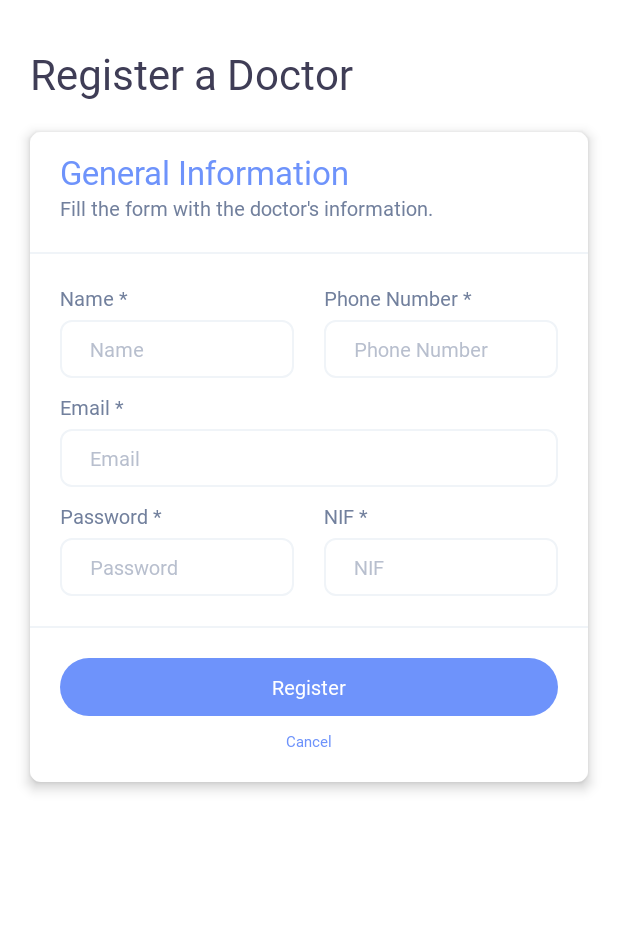
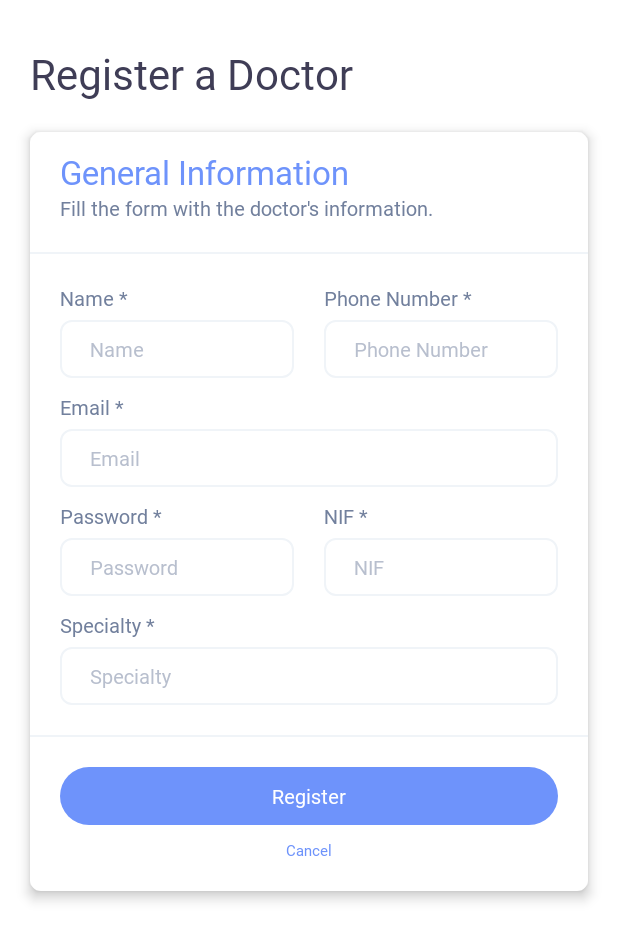
Before and after one commit to tiagomartinhoo/msp-g4, an Android app: the RegisterDoctor screen opened directly, with no data from a screen before it, after a tap on "Register", on a phone screen of 412 x 824 dp. Shown: the top 941 px of the screen. Run offline under Robolectric (Android 15) with nearby library versions, the phone set to English and light mode, and no system bars.

Commit message:
Register integrated

```diff
--- a/frontend/myclinic/app/build.gradle.kts
+++ b/frontend/myclinic/app/build.gradle.kts
@@ -8,7 +8,7 @@ android {
 
     defaultConfig {
         applicationId = "com.myclinic"
-        minSdk = 24
+        minSdk = 26
         targetSdk = 34
         versionCode = 1
         versionName = "1.0"
--- a/frontend/myclinic/app/src/main/AndroidManifest.xml
+++ b/frontend/myclinic/app/src/main/AndroidManifest.xml
@@ -27,7 +27,7 @@
             android:name=".MainActivity"
             android:exported="false" />
         <activity
-            android:name=".Register"
+            android:name=".RegisterPatient"
             android:exported="false" />
         <activity
             android:name=".Login"
--- a/frontend/myclinic/app/src/main/java/com/myclinic/Login.java
+++ b/frontend/myclinic/app/src/main/java/com/myclinic/Login.java
@@ -78,7 +78,7 @@ public class Login extends AppCompatActivity {
                             handleLoginResponse(result);
                         }
                     };
-                    task.execute(Endpoints.LOGIN_ENDPOINT);
+                    task.execute(Endpoints.LOGIN);
                 }
             }
 
@@ -138,7 +138,7 @@ public class Login extends AppCompatActivity {
 
     // REGISTER INTENT
     public void Register(View view) {
-        startActivity(new Intent(Login.this, Register.class));
+        startActivity(new Intent(Login.this, RegisterPatient.class));
     }
 
 }
--- a/frontend/myclinic/app/src/main/java/com/myclinic/RegisterDoctor.java
+++ b/frontend/myclinic/app/src/main/java/com/myclinic/RegisterDoctor.java
@@ -1,17 +1,35 @@
 package com.myclinic;
 
+import android.content.Intent;
+import android.content.SharedPreferences;
 import android.os.Bundle;
+import android.util.Log;
 import android.view.View;
 import android.view.Window;
 import android.view.WindowManager;
+import android.widget.EditText;
+import android.widget.TextView;
+import android.widget.Toast;
+
 import androidx.appcompat.app.AppCompatActivity;
 
+import com.myclinic.http.Endpoints;
+import com.myclinic.http.PostData;
+
+import org.json.JSONException;
+import org.json.JSONObject;
+
 public class RegisterDoctor extends AppCompatActivity {
+    private EditText editTextName, editTextPhoneNr, editTextEmail, editTextNIF, editTextPass, editTextSpecialty;
 
     @Override
     protected void onCreate(Bundle savedInstanceState) {
         super.onCreate(savedInstanceState);
         setContentView(R.layout.activity_register_doctor);
+
+        // SHARED PREFERENCES
+        SharedPreferences sharedPref = this.getSharedPreferences("login", MODE_PRIVATE);
+        SharedPreferences.Editor editor = sharedPref.edit();
 
         //STATUS BAR INVISIBLE
         Window w = getWindow();
@@ -24,16 +42,100 @@ public class RegisterDoctor extends AppCompatActivity {
                         | View.SYSTEM_UI_FLAG_HIDE_NAVIGATION
                         | View.SYSTEM_UI_FLAG_IMMERSIVE_STICKY);
 
-        //FAZER COM QUE O TECLADO PONHA OS EDITTEXT'S PARA CIMA
         w.setFlags(WindowManager.LayoutParams.FLAG_LAYOUT_IN_SCREEN , WindowManager.LayoutParams.FLAG_LAYOUT_IN_SCREEN );
         getWindow().setFlags(WindowManager.LayoutParams.FLAG_TRANSLUCENT_NAVIGATION, WindowManager.LayoutParams.TYPE_STATUS_BAR);
+
+        //DECLARATIONS REGISTER
+        editTextName = findViewById(R.id.editNameGen);
+        editTextPhoneNr = findViewById(R.id.editPCGen);
+        editTextEmail = findViewById(R.id.editEmailGen);
+        editTextNIF = findViewById(R.id.editNIFGen);
+        editTextPass = findViewById(R.id.editPassGen);
+        editTextSpecialty = findViewById(R.id.editSpecialtyGen);
+
+        findViewById(R.id.nextGen).setOnClickListener(new View.OnClickListener() {
+            @Override
+            public void onClick (View v){
+                sendRegisterRequest();
+            }
+
+
+            private void startMainActivity () {
+                Intent intent = new Intent(RegisterDoctor.this, Admin.class);
+                startActivity(intent);
+            }
+
+            private void sendRegisterRequest () {
+                JSONObject postData = createRegisterData();
+                if (postData != null) {
+                    PostData task = new PostData(postData) {
+                        @Override
+                        protected void onPostExecute(JSONObject result) {
+                            handleLoginResponse(result);
+                        }
+                    };
+                    task.execute(Endpoints.DOCTORS);
+                }
+            }
+
+            private JSONObject createRegisterData () {
+                String name = editTextName.getText().toString();
+                String email = editTextEmail.getText().toString();
+                String phoneNumber = editTextPhoneNr.getText().toString();
+                String password = editTextPass.getText().toString();
+                String nif = editTextNIF.getText().toString();
+                String specialty = editTextSpecialty.getText().toString();
+
+                JSONObject postData = new JSONObject();
+                try {
+                    postData.put("name", name);
+                    postData.put("email", email);
+                    postData.put("phoneNumber", phoneNumber);
+                    postData.put("password", password);
+                    postData.put("nif", nif);
+                    postData.put("specialty", specialty);
+                } catch (JSONException e) {
+                    e.printStackTrace();
+                }
+                return postData;
+            }
+
+            private void handleLoginResponse (JSONObject result){
+                //progressBar.setVisibility(View.GONE);
+                if (result != null && result.has("token")) {
+                    // Successfully register
+                    saveUserCredentials(result);
+                    startMainActivity();
+                } else {
+                    // Register unsuccessful
+                    try {
+                        if (result != null && result.has("title") && result.has("status")) {
+                            Toast.makeText(getApplicationContext(), result.getString("title"), Toast.LENGTH_SHORT).show();
+                        } else {
+                            Toast.makeText(getApplicationContext(), "Invalid Register", Toast.LENGTH_SHORT).show();
+                        }
+                    } catch (JSONException e) {
+                        throw new RuntimeException(e);
+                    }
+
+                }
+            }
+
+            private void saveUserCredentials (JSONObject result){
+                String token;
+                try {
+                    token = result.getString("token");
+                    editor.putString("token", token).apply();
+                    Log.v("Register", sharedPref.getString("token", token));
+                } catch (JSONException e) {
+                    throw new RuntimeException(e);
+                }
+            }
+        });
     }
 
     public void Cancel(View view) {
         finish();
     }
 
-    public void Register(View view) {
-        //botao de registo
-    }
 }
--- a/frontend/myclinic/app/src/main/res/layout/activity_register_doctor.xml
+++ b/frontend/myclinic/app/src/main/res/layout/activity_register_doctor.xml
@@ -275,7 +275,7 @@
                 android:weightSum="2">
 
                 <EditText
-                    android:id="@+id/editNIFGen"
+                    android:id="@+id/editPassGen"
                     android:layout_width="0dp"
                     android:layout_height="wrap_content"
                     android:layout_marginEnd="20dp"
@@ -292,7 +292,7 @@
                     app:layout_constraintTop_toBottomOf="@+id/textEmail" />
 
                 <EditText
-                    android:id="@+id/editPasswordGen"
+                    android:id="@+id/editNIFGen"
                     android:layout_width="0dp"
                     android:layout_height="wrap_content"
                     android:background="@drawable/edittext_general"
@@ -308,6 +308,37 @@
                     android:layout_weight="1" />
 
             </LinearLayout>
+
+            <TextView
+                android:id="@+id/textTitleSpecialtyGen"
+                android:layout_width="wrap_content"
+                android:layout_height="wrap_content"
+                android:fontFamily="@font/inter_medium"
+                android:text="Specialty *"
+                android:textColor="@color/dark_grey"
+                android:textSize="13dp"
+                android:layout_marginTop="10dp"
+                app:layout_constraintEnd_toEndOf="parent"
+                app:layout_constraintHorizontal_bias="0.0"
+                app:layout_constraintStart_toStartOf="parent"
+                app:layout_constraintTop_toBottomOf="@+id/linearLayoutEditPasswordNIFGen" />
+
+            <EditText
+                android:id="@+id/editSpecialtyGen"
+                android:layout_width="match_parent"
+                android:layout_height="wrap_content"
+                android:background="@drawable/edittext_general"
+                android:fontFamily="@font/inter_medium"
+                android:hint="Specialty"
+                android:inputType="textEmailAddress"
+                android:textColor="@color/darkest_grey"
+                android:textColorHint="@color/grey"
+                android:textSize="13sp"
+                android:layout_marginTop="5dp"
+                app:layout_constraintEnd_toEndOf="parent"
+                app:layout_constraintHorizontal_bias="0.0"
+                app:layout_constraintStart_toStartOf="parent"
+                app:layout_constraintTop_toBottomOf="@+id/textTitleSpecialtyGen" />
 
 
         </androidx.constraintlayout.widget.ConstraintLayout>
@@ -348,7 +379,6 @@
                 android:minWidth="0dp"
                 android:minHeight="0dp"
                 android:text="Register"
-                android:onClick="Register"
                 android:textAllCaps="false"
                 android:textSize="13sp"
                 app:layout_constraintEnd_toEndOf="parent"
```
Also changed, not shown: frontend/myclinic/app/src/main/java/com/myclinic/RegisterPatient.java (renamed from frontend/myclinic/app/src/main/java/com/myclinic/Register.java, +101 -9 lines), frontend/myclinic/app/src/main/java/com/myclinic/http/Endpoints.java (+38 -1 lines), frontend/myclinic/app/src/main/res/layout/activity_register_patient.xml (renamed from frontend/myclinic/app/src/main/res/layout/activity_register.xml, +4 -4 lines).
